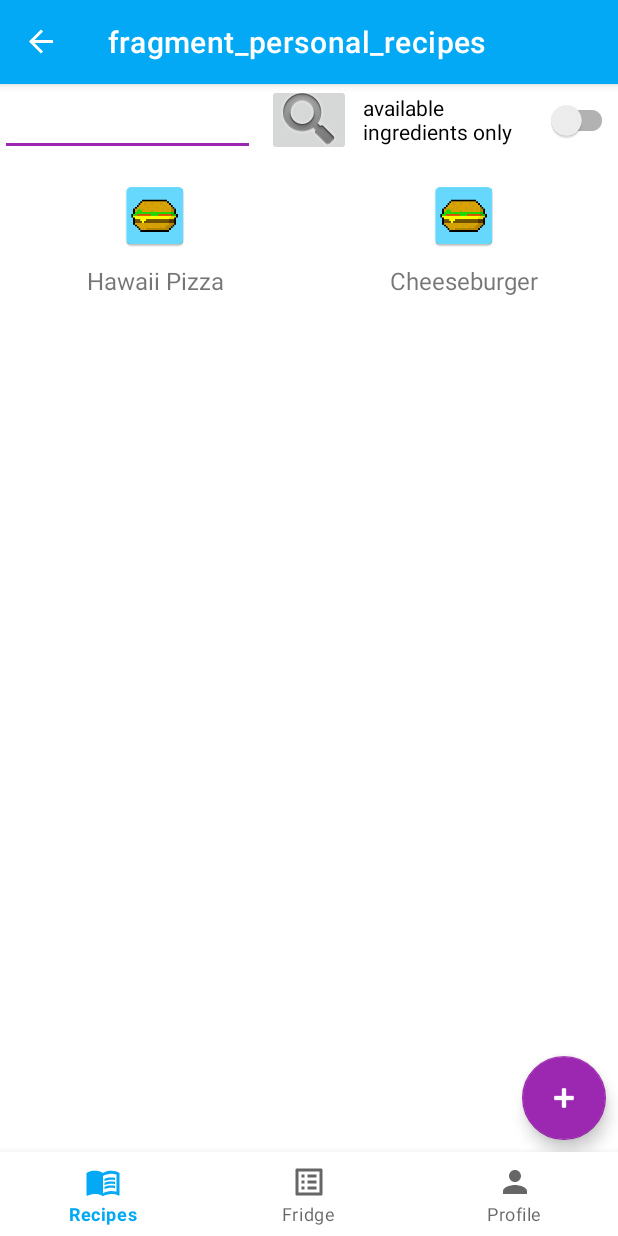
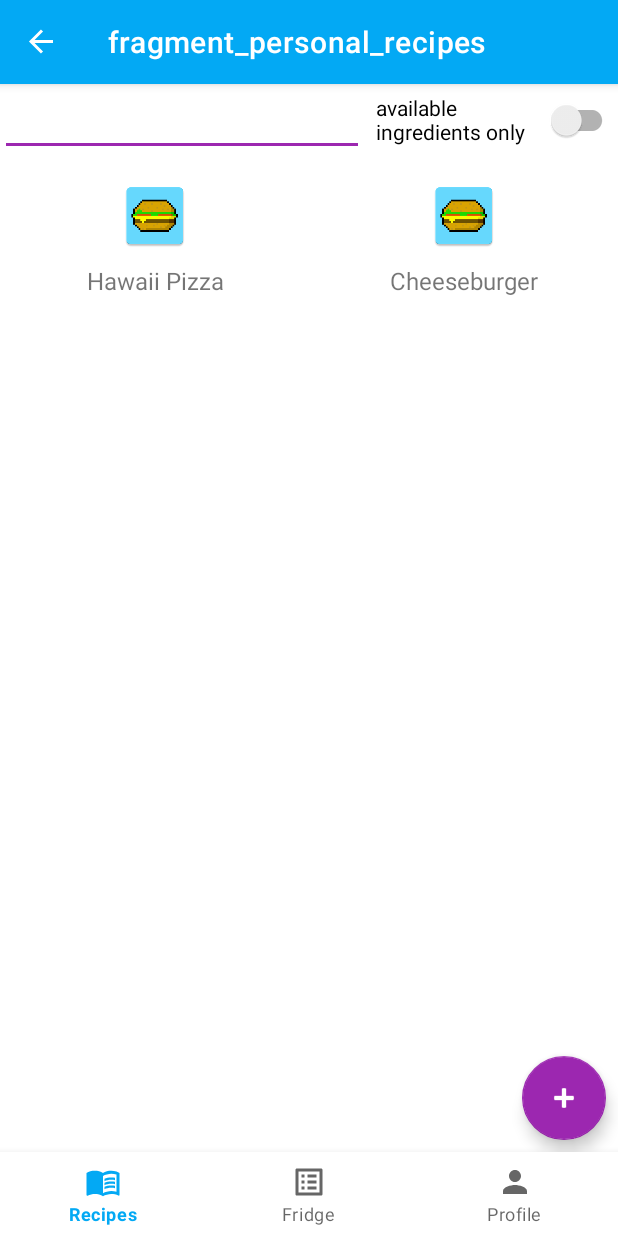
Before and after one commit to HolaSombreros/ANDProject, an Android app: the screen it shows after launch (MainActivity), on a phone screen of 412 x 824 dp. Run offline under Robolectric (Android 15) with nearby library versions, the phone set to English and light mode, and no system bars; our stand-ins replace Firebase (no records; nobody signed in at launch, a user with empty details on screens opened directly), navigation-ui.

Commit message:
view recipe fixed

```diff
--- a/Foodie/app/src/main/java/com/group2/foodie/list/ViewIngredientsAdapter.java
+++ b/Foodie/app/src/main/java/com/group2/foodie/list/ViewIngredientsAdapter.java
@@ -26,7 +26,7 @@ public class ViewIngredientsAdapter extends RecyclerView.Adapter<ViewIngredients
     @Override
     public ViewIngredientsAdapter.ViewHolder onCreateViewHolder(ViewGroup parent, int viewType) {
         LayoutInflater inflater = LayoutInflater.from(parent.getContext());
-        View view = inflater.inflate(R.layout.editable_recipe_ingredient_item, parent, false);
+        View view = inflater.inflate(R.layout.view_recipe_ingredient_item, parent, false);
         return new ViewIngredientsAdapter.ViewHolder(view);
     }
 
--- a/Foodie/app/src/main/java/com/group2/foodie/repository/RecipeRepository.java
+++ b/Foodie/app/src/main/java/com/group2/foodie/repository/RecipeRepository.java
@@ -8,6 +8,7 @@ import com.google.firebase.database.FirebaseDatabase;
 import com.group2.foodie.R;
 import com.group2.foodie.livedata.RecipeListLiveData;
 import com.group2.foodie.model.Ingredient;
+import com.group2.foodie.model.Measurement;
 import com.group2.foodie.model.Recipe;
 
 import java.util.ArrayList;
@@ -39,8 +40,14 @@ public class RecipeRepository {
 
     public LiveData<List<Recipe>> getRecipe() {
         LiveData<List<Recipe>> r = new MutableLiveData<>(new ArrayList<>());
-        r.getValue().add(new Recipe("Hawaii Pizza", R.drawable.ic_fridge, new ArrayList<>() , "Do this, then " +
-                "do that - pretty straight forward.\nAlso, don't forget to eat it at the end", false, "Pizza", null));
+        Recipe r1 = new Recipe("Hawaii Pizza", R.drawable.ic_fridge, new ArrayList<>() , "Do this, then " +
+                "do that - pretty straight forward.\nAlso, don't forget to eat it at the end", false, "Pizza", null);
+        List<Ingredient> aIngredients = new ArrayList<>();
+        aIngredients.add(new Ingredient("Pizza dough", 0, 200, Measurement.G, null));
+        aIngredients.add(new Ingredient("Pineapple", 0, 0.5, Measurement.G, null));
+        r1.setIngredients(aIngredients);
+        r1.setId("r111");
+        r.getValue().add(r1);
         r.getValue().add(new Recipe("Cheeseburger", 0, new ArrayList<>(), "Do this, then " +
                 "do that - pretty straight forward.\nAlso, don't forget to eat it at the end", false, "Burger", null));
         return r;
--- a/Foodie/app/src/main/java/com/group2/foodie/view/fragment/PersonalRecipesFragment.java
+++ b/Foodie/app/src/main/java/com/group2/foodie/view/fragment/PersonalRecipesFragment.java
@@ -38,7 +38,6 @@ public class PersonalRecipesFragment extends Fragment {
     private RecyclerView recipesRecycler;
     private RecipeAdapter recipeAdapter;
     private FloatingActionButton fab;
-    private ImageButton searchButton;
     private PersonalRecipesViewModel viewModel;
     private NavController navController;
     private EditText searchBar;
@@ -60,7 +59,6 @@ public class PersonalRecipesFragment extends Fragment {
         navController = Navigation.findNavController(view);
         recipesRecycler = view.findViewById(R.id.personalRecipes_recycleView);
         searchBar = view.findViewById(R.id.personalRecipes_searchText);
-        searchButton = view.findViewById(R.id.personalRecipes_searchButton);
         fab = view.findViewById(R.id.personalRecipes_fab);
     }
 
@@ -81,13 +79,22 @@ public class PersonalRecipesFragment extends Fragment {
         recipesRecycler.setAdapter(recipeAdapter);
 
         recipeAdapter.setOnClickListener(recipe -> {
-            Intent intent = new Intent();
-            intent.putExtra("recipe", recipe.getId());
-            navController.navigate(R.id.fragment_view_recipe);
+            Bundle bundle = new Bundle();
+            bundle.putString("recipe", recipe.getId());
+            navController.navigate(R.id.fragment_view_recipe, bundle);
         });
 
-        searchButton.setOnClickListener(v->{
-            viewModel.filterByName(searchBar.getText().toString());
+        searchBar.addTextChangedListener(new TextWatcher() {
+            @Override
+            public void beforeTextChanged(CharSequence charSequence, int i, int i1, int i2) { }
+
+            @Override
+            public void onTextChanged(CharSequence charSequence, int i, int i1, int i2) { }
+
+            @Override
+            public void afterTextChanged(Editable editable) {
+                viewModel.filterByName(searchBar.getText().toString());
+            }
         });
 
         fab.setOnClickListener(v -> {
--- a/Foodie/app/src/main/java/com/group2/foodie/viewmodel/PersonalRecipesViewModel.java
+++ b/Foodie/app/src/main/java/com/group2/foodie/viewmodel/PersonalRecipesViewModel.java
@@ -24,9 +24,10 @@ public class PersonalRecipesViewModel extends ViewModel {
     }
 
     public void filterByName(String text) {
-        filteredList = new MutableLiveData<>(new ArrayList<>());
+        List<Recipe> filteredRecipes = new ArrayList<>();
         for (Recipe recipe : repository.getRecipe().getValue())
             if (recipe.getName().toLowerCase().contains(text.toLowerCase()))
-                filteredList.getValue().add(recipe);
+                filteredRecipes.add(recipe);
+        filteredList.setValue(filteredRecipes);
     }
 }
--- a/Foodie/app/src/main/res/layout/fragment_personal_recipes.xml
+++ b/Foodie/app/src/main/res/layout/fragment_personal_recipes.xml
@@ -15,24 +15,12 @@
             android:id="@+id/personalRecipes_searchText"
             android:layout_width="0dp"
             android:layout_height="0dp"
+            android:ems="10"
             android:layout_marginEnd="8dp"
-            android:ems="10"
             app:layout_constraintBottom_toBottomOf="@+id/personalRecipes_availableSwitch"
-            app:layout_constraintEnd_toStartOf="@+id/personalRecipes_searchButton"
+            app:layout_constraintEnd_toStartOf="@+id/personalRecipes_availableSwitch"
             app:layout_constraintHorizontal_weight="3"
             app:layout_constraintStart_toStartOf="parent"
-            app:layout_constraintTop_toTopOf="parent" />
-
-        <ImageButton
-            android:id="@+id/personalRecipes_searchButton"
-            android:layout_width="0dp"
-            android:layout_height="0dp"
-            android:layout_marginEnd="8dp"
-            app:layout_constraintHorizontal_weight="1"
-            android:src="@android:drawable/ic_search_category_default"
-            app:layout_constraintStart_toEndOf="@+id/personalRecipes_searchText"
-            app:layout_constraintBottom_toBottomOf="@+id/personalRecipes_availableSwitch"
-            app:layout_constraintEnd_toStartOf="@+id/personalRecipes_availableSwitch"
             app:layout_constraintTop_toTopOf="parent" />
 
         <androidx.appcompat.widget.SwitchCompat
@@ -40,9 +28,9 @@
             android:layout_width="0dp"
             android:layout_height="wrap_content"
             android:text="available ingredients only"
-            app:layout_constraintHorizontal_weight="3"
             app:layout_constraintEnd_toEndOf="parent"
-            app:layout_constraintStart_toEndOf="@+id/personalRecipes_searchButton"
+            app:layout_constraintStart_toEndOf="@+id/personalRecipes_searchText"
+            app:layout_constraintHorizontal_weight="2"
             app:layout_constraintTop_toTopOf="parent" />
 
         <androidx.recyclerview.widget.RecyclerView
```
Also changed, not shown: Foodie/app/src/main/java/com/group2/foodie/view/fragment/ViewRecipeFragment.java (+4 -5 lines), Foodie/app/src/main/java/com/group2/foodie/viewmodel/ViewRecipeViewModel.java (+9 -1 lines).
